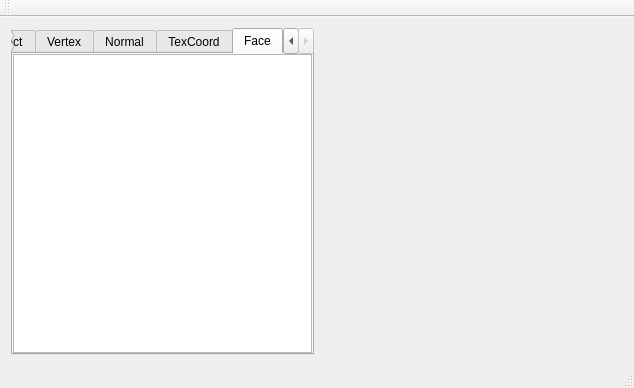
ricardobusta/harpia-game-engine, file QtRGineModelEditor/mainwindow.ui: the form before one commit.
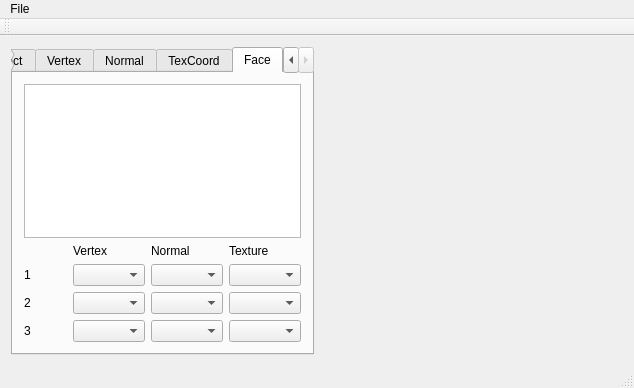
The form after the commit.

Commit message: agora a interface está quase pronta, falta só fazer as operações.

What changed in the file:
```diff
--- a/QtRGineModelEditor/mainwindow.ui
+++ b/QtRGineModelEditor/mainwindow.ui
@@ -94,16 +94,83 @@
        <attribute name="title">
         <string>Face</string>
        </attribute>
-       <layout class="QHBoxLayout" name="horizontalLayout_6">
-        <property name="spacing">
-         <number>0</number>
-        </property>
-        <property name="margin">
-         <number>0</number>
-        </property>
+       <layout class="QVBoxLayout" name="verticalLayout_5">
         <item>
          <widget class="QListWidget" name="faceList"/>
         </item>
+        <item>
+         <layout class="QGridLayout" name="gridLayout">
+          <item row="1" column="1">
+           <widget class="QComboBox" name="comboBox_2"/>
+          </item>
+          <item row="1" column="2">
+           <widget class="QComboBox" name="comboBox_3"/>
+          </item>
+          <item row="1" column="3">
+           <widget class="QComboBox" name="comboBox_4"/>
+          </item>
+          <item row="2" column="1">
+           <widget class="QComboBox" name="comboBox_5"/>
+          </item>
+          <item row="3" column="1">
+           <widget class="QComboBox" name="comboBox_6"/>
+          </item>
+          <item row="3" column="2">
+           <widget class="QComboBox" name="comboBox_7"/>
+          </item>
+          <item row="2" column="2">
+           <widget class="QComboBox" name="comboBox_8"/>
+          </item>
+          <item row="3" column="3">
+           <widget class="QComboBox" name="comboBox_9"/>
+          </item>
+          <item row="2" column="3">
+           <widget class="QComboBox" name="comboBox_10"/>
+          </item>
+          <item row="0" column="1">
+           <widget class="QLabel" name="label_9">
+            <property name="text">
+             <string>Vertex</string>
+            </property>
+           </widget>
+          </item>
+          <item row="0" column="2">
+           <widget class="QLabel" name="label_10">
+            <property name="text">
+             <string>Normal</string>
+            </property>
+           </widget>
+          </item>
+          <item row="0" column="3">
+           <widget class="QLabel" name="label_11">
+            <property name="text">
+             <string>Texture</string>
+            </property>
+           </widget>
+          </item>
+          <item row="1" column="0">
+           <widget class="QLabel" name="label_12">
+            <property name="text">
+             <string>1</string>
+            </property>
+           </widget>
+          </item>
+          <item row="2" column="0">
+           <widget class="QLabel" name="label_13">
+            <property name="text">
+             <string>2</string>
+            </property>
+           </widget>
+          </item>
+          <item row="3" column="0">
+           <widget class="QLabel" name="label_14">
+            <property name="text">
+             <string>3</string>
+            </property>
+           </widget>
+          </item>
+         </layout>
+        </item>
        </layout>
       </widget>
      </widget>
@@ -135,6 +202,14 @@
      <height>21</height>
     </rect>
    </property>
+   <widget class="QMenu" name="menuFile">
+    <property name="title">
+     <string>File</string>
+    </property>
+    <addaction name="actionOpen"/>
+    <addaction name="actionSave"/>
+   </widget>
+   <addaction name="menuFile"/>
   </widget>
   <widget class="QToolBar" name="mainToolBar">
    <attribute name="toolBarArea">
```
Left out of the diff: 153 changed lines with no effect on the pictures. The commit also changes 1 other file.
